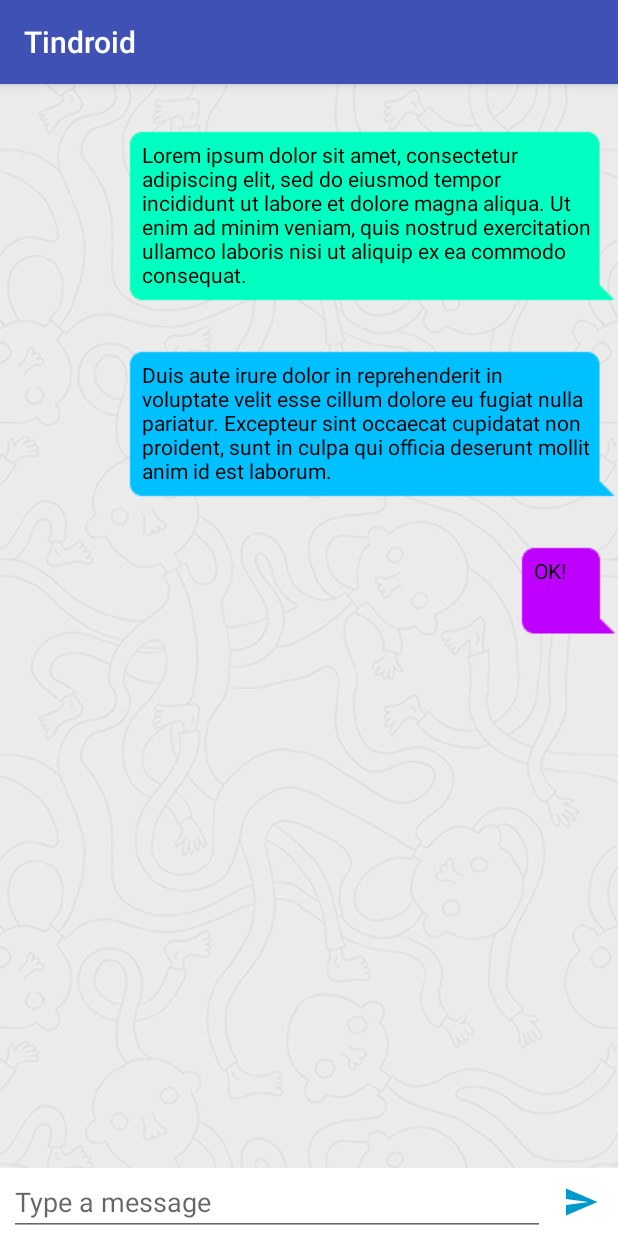
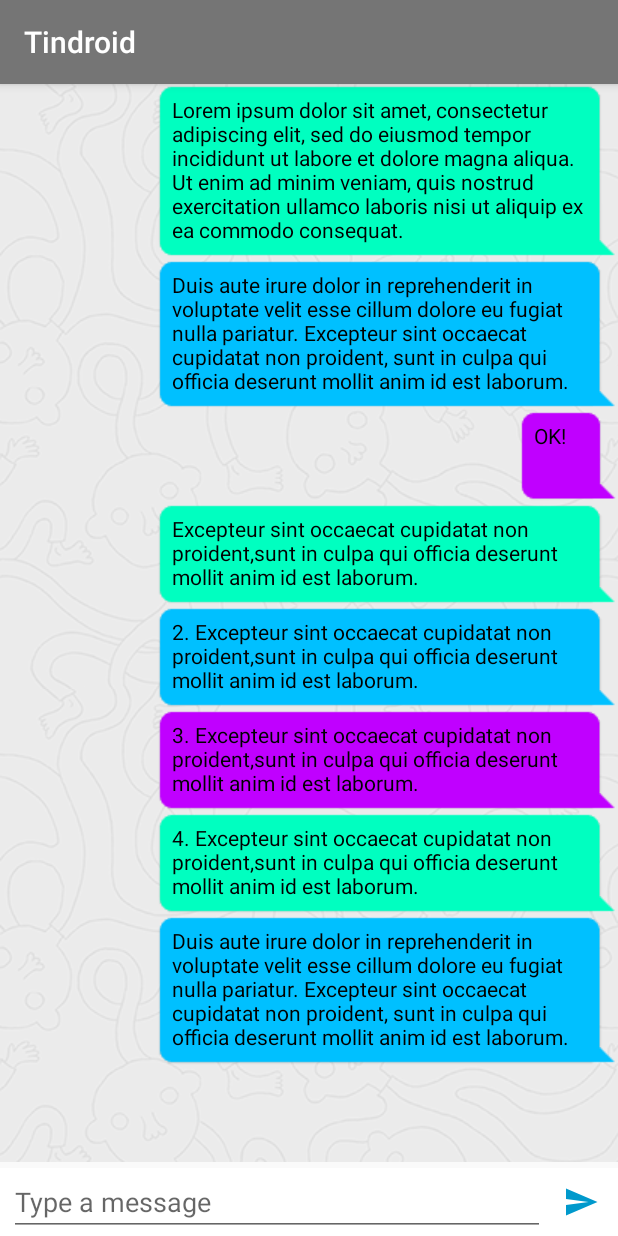
Before and after one commit to mobile215/tindroid-andorid-project, an Android app: the MessageActivity screen opened directly, with no data from a screen before it, on a phone screen of 412 x 824 dp. Run offline under Robolectric (Android 15) with nearby library versions, the phone set to English and light mode, and no system bars.

Commit message:
claning the UI shell

```diff
--- a/app/src/main/java/co/tinode/tindroid/MessageActivity.java
+++ b/app/src/main/java/co/tinode/tindroid/MessageActivity.java
@@ -19,25 +19,5 @@ public class MessageActivity extends AppCompatActivity {
 
         Toolbar toolbar = (Toolbar) findViewById(R.id.toolbar);
         setSupportActionBar(toolbar);
-
-        final ArrayList<Message<String>> dummyMessages = new ArrayList<Message<String>>();
-        Message<String> msg = new Message<String>();
-        msg.content = "Lorem ipsum dolor sit amet, consectetur adipiscing elit, sed do eiusmod tempor " +
-                "incididunt ut labore et dolore magna aliqua. Ut enim ad minim veniam, quis " +
-                "nostrud exercitation ullamco laboris nisi ut aliquip ex ea commodo consequat.";
-        dummyMessages.add(msg);
-
-        msg = new Message<String>();
-        msg.content = "Duis aute irure dolor in reprehenderit in voluptate velit esse cillum dolore " +
-                "eu fugiat nulla pariatur. Excepteur sint occaecat cupidatat non proident, " +
-                "sunt in culpa qui officia deserunt mollit anim id est laborum.";
-        dummyMessages.add(msg);
-
-        msg = new Message<String>();
-        msg.content = "OK!";
-        dummyMessages.add(msg);
-
-        ListView listViewMessages = (ListView) findViewById(R.id.messages_container);
-        listViewMessages.setAdapter(new MessagesListAdapter(this, dummyMessages));
     }
 }
--- /dev/null
+++ b/app/src/main/java/co/tinode/tindroid/MessagesFragment.java
@@ -0,0 +1,78 @@
+package co.tinode.tindroid;
+
+import android.os.Bundle;
+import android.support.v4.app.Fragment;
+import android.view.LayoutInflater;
+import android.view.View;
+import android.view.ViewGroup;
+import android.widget.ListView;
+
+import java.util.ArrayList;
+
+/**
+ * Created by gene on 06/02/16.
+ */
+public class MessagesFragment extends Fragment {
+
+    public MessagesFragment() {
+    }
+
+    @Override
+    public View onCreateView(LayoutInflater inflater, ViewGroup container,
+                             Bundle savedInstanceState) {
+
+        return inflater.inflate(R.layout.fragment_messages, container, false);
+    }
+
+    @Override
+    public void onActivityCreated(Bundle savedInstance) {
+        super.onActivityCreated(savedInstance);
+
+        final ArrayList<Message<String>> dummyMessages = new ArrayList<Message<String>>();
+        Message<String> msg = new Message<String>();
+        msg.content = "Lorem ipsum dolor sit amet, consectetur adipiscing elit, sed do eiusmod tempor " +
+                "incididunt ut labore et dolore magna aliqua. Ut enim ad minim veniam, quis " +
+                "nostrud exercitation ullamco laboris nisi ut aliquip ex ea commodo consequat.";
+        dummyMessages.add(msg);
+
+        msg = new Message<String>();
+        msg.content = "Duis aute irure dolor in reprehenderit in voluptate velit esse cillum dolore " +
+                "eu fugiat nulla pariatur. Excepteur sint occaecat cupidatat non proident, " +
+                "sunt in culpa qui officia deserunt mollit anim id est laborum.";
+        dummyMessages.add(msg);
+
+        msg = new Message<String>();
+        msg.content = "OK!";
+        dummyMessages.add(msg);
+
+        msg = new Message<String>();
+        msg.content = "Excepteur sint occaecat cupidatat non proident," +
+                "sunt in culpa qui officia deserunt mollit anim id est laborum.";
+        dummyMessages.add(msg);
+
+        msg = new Message<String>();
+        msg.content = "2. Excepteur sint occaecat cupidatat non proident," +
+                "sunt in culpa qui officia deserunt mollit anim id est laborum.";
+        dummyMessages.add(msg);
+
+        msg = new Message<String>();
+        msg.content = "3. Excepteur sint occaecat cupidatat non proident," +
+                "sunt in culpa qui officia deserunt mollit anim id est laborum.";
+        dummyMessages.add(msg);
+
+        msg = new Message<String>();
+        msg.content = "4. Excepteur sint occaecat cupidatat non proident," +
+                "sunt in culpa qui officia deserunt mollit anim id est laborum.";
+        dummyMessages.add(msg);
+
+        msg = new Message<String>();
+        msg.content = "Duis aute irure dolor in reprehenderit in voluptate velit esse cillum dolore " +
+                "eu fugiat nulla pariatur. Excepteur sint occaecat cupidatat non proident, " +
+                "sunt in culpa qui officia deserunt mollit anim id est laborum.";
+        dummyMessages.add(msg);
+
+        ListView listViewMessages = (ListView) getActivity()
+                .findViewById(R.id.messages_container);
+        listViewMessages.setAdapter(new MessagesListAdapter(getActivity(), dummyMessages));
+    }
+}
--- a/app/src/main/java/co/tinode/tindroid/MessagesListAdapter.java
+++ b/app/src/main/java/co/tinode/tindroid/MessagesListAdapter.java
@@ -60,13 +60,7 @@ public class MessagesListAdapter extends BaseAdapter {
         int[] colors = {0xff00ffc0, 0xff00c0ff, 0xffc000ff};
         NinePatchDrawable np = (NinePatchDrawable) convertView
                 .findViewById(R.id.contentWithBackground).getBackground();
-        np.mutate().setColorFilter(colors[position], PorterDuff.Mode.MULTIPLY); //(new
-         //       PorterDuffColorFilter(0xffff00, PorterDuff.Mode.MULTIPLY));
-
-        //((ImageView) convertView.findViewById(R.id.online))
-        //       .setColorFilter(c.online ?
-        //                Color.argb(255, 64, 192, 64) :
-        //                Color.argb(255, 192, 192, 192));
+        np.mutate().setColorFilter(colors[position % 3], PorterDuff.Mode.MULTIPLY); //(new
 
         return convertView;
     }
--- a/app/src/main/res/layout/activity_contacts.xml
+++ b/app/src/main/res/layout/activity_contacts.xml
@@ -8,7 +8,7 @@
     android:fitsSystemWindows="true"
     tools:context=".ContactsActivity">
 
-    <android.support.design.widget.AppBarLayout
+    <!--android.support.design.widget.AppBarLayout
         android:layout_width="fill_parent"
         android:layout_height="wrap_content"
         android:theme="@style/AppTheme.AppBarOverlay">
@@ -17,10 +17,11 @@
             android:id="@+id/toolbar"
             android:layout_width="fill_parent"
             android:layout_height="?attr/actionBarSize"
-            android:background="?attr/colorPrimary"
+            android:background="?attr/colorPrimaryDark"
             app:popupTheme="@style/AppTheme.PopupOverlay" />
 
-    </android.support.design.widget.AppBarLayout>
+    </android.support.design.widget.AppBarLayout-->
+    <include layout="@layout/toolbar" />
 
     <fragment xmlns:android="http://schemas.android.com/apk/res/android"
         xmlns:app="http://schemas.android.com/apk/res-auto"
--- a/app/src/main/res/layout/activity_login.xml
+++ b/app/src/main/res/layout/activity_login.xml
@@ -8,7 +8,7 @@
     android:fitsSystemWindows="true"
     tools:context=".LoginActivity">
 
-    <android.support.design.widget.AppBarLayout
+    <!--android.support.design.widget.AppBarLayout
         android:layout_width="fill_parent"
         android:layout_height="wrap_content"
         android:theme="@style/AppTheme.AppBarOverlay">
@@ -17,10 +17,12 @@
             android:id="@+id/toolbar"
             android:layout_width="fill_parent"
             android:layout_height="?attr/actionBarSize"
-            android:background="?attr/colorPrimary"
+            android:background="?attr/colorPrimaryDark"
             app:popupTheme="@style/AppTheme.PopupOverlay" />
 
-    </android.support.design.widget.AppBarLayout>
+    </android.support.design.widget.AppBarLayout-->
+
+    <include layout="@layout/toolbar" />
 
     <fragment xmlns:android="http://schemas.android.com/apk/res/android"
         xmlns:app="http://schemas.android.com/apk/res-auto"
--- a/app/src/main/res/layout/activity_messages.xml
+++ b/app/src/main/res/layout/activity_messages.xml
@@ -1,15 +1,14 @@
 <?xml version="1.0" encoding="utf-8"?>
-<LinearLayout
+<android.support.design.widget.CoordinatorLayout
     xmlns:android="http://schemas.android.com/apk/res/android"
     xmlns:app="http://schemas.android.com/apk/res-auto"
     xmlns:tools="http://schemas.android.com/tools"
     android:layout_width="fill_parent"
     android:layout_height="fill_parent"
-    android:orientation="vertical"
     android:fitsSystemWindows="true"
     tools:context=".MessageActivity">
 
-    <android.support.design.widget.AppBarLayout
+    <!--android.support.design.widget.AppBarLayout
         android:layout_width="match_parent"
         android:layout_height="wrap_content"
         android:theme="@style/AppTheme.AppBarOverlay">
@@ -18,58 +17,20 @@
             android:id="@+id/toolbar"
             android:layout_width="match_parent"
             android:layout_height="?attr/actionBarSize"
-            android:background="?attr/colorPrimary"
+            android:background="?attr/colorPrimaryDark"
             app:popupTheme="@style/AppTheme.PopupOverlay" />
 
-    </android.support.design.widget.AppBarLayout>
+    </android.support.design.widget.AppBarLayout-->
+    <include layout="@layout/toolbar" />
 
-    <RelativeLayout
+    <fragment xmlns:android="http://schemas.android.com/apk/res/android"
+        xmlns:app="http://schemas.android.com/apk/res-auto"
+        xmlns:tools="http://schemas.android.com/tools"
+        android:id="@+id/messages_view"
+        android:name="co.tinode.tindroid.MessagesFragment"
         android:layout_width="fill_parent"
         android:layout_height="fill_parent"
-        android:background="@drawable/message_view_bkg">
+        app:layout_behavior="@string/appbar_scrolling_view_behavior"
+        tools:layout="@layout/fragment_messages" />
 
-        <ListView
-            android:id="@+id/messages_container"
-            android:layout_width="match_parent"
-            android:layout_height="match_parent"
-            android:layout_alignParentLeft="false"
-            android:layout_marginBottom="10dp"
-            android:layout_above="@+id/sendMessagePanel"
-            android:listSelector="@android:color/transparent"
-            android:transcriptMode="alwaysScroll"
-            android:divider="@null" />
-
-        <LinearLayout
-            android:id="@+id/sendMessagePanel"
-            android:layout_width="match_parent"
-            android:layout_height="wrap_content"
-            android:layout_alignParentBottom="true"
-            android:layout_alignParentLeft="true"
-            android:layout_alignParentStart="true"
-            android:paddingLeft="6sp"
-            android:orientation="horizontal"
-            android:background="@android:color/background_light">
-
-            <EditText
-                android:layout_width="111dp"
-                android:layout_height="wrap_content"
-                android:id="@+id/editMessage"
-                android:inputType="text"
-                android:hint="@string/new_message_hint"
-                android:layout_weight="1" />
-
-            <ImageButton
-                android:id="@+id/chatSendButton"
-                android:layout_width="wrap_content"
-                android:layout_height="match_parent"
-                android:src="@drawable/ic_send"
-                android:contentDescription="@string/send_message_button_hint"
-                android:background="#00ffffff"
-                android:tint="@android:color/holo_blue_dark"
-                android:layout_weight="0.1" />
-
-        </LinearLayout>
-
-    </RelativeLayout>
-
-</LinearLayout>
+</android.support.design.widget.CoordinatorLayout>
--- a/app/src/main/res/layout/fragment_contacts.xml
+++ b/app/src/main/res/layout/fragment_contacts.xml
@@ -1,7 +1,8 @@
-<android.support.design.widget.CoordinatorLayout xmlns:android="http://schemas.android.com/apk/res/android"
+<android.support.design.widget.CoordinatorLayout
+    xmlns:android="http://schemas.android.com/apk/res/android"
     xmlns:tools="http://schemas.android.com/tools"
-    android:layout_width="match_parent"
-    android:layout_height="match_parent"
+    android:layout_width="fill_parent"
+    android:layout_height="fill_parent"
     android:paddingBottom="@dimen/activity_vertical_margin"
     android:paddingLeft="@dimen/activity_horizontal_margin"
     android:paddingRight="@dimen/activity_horizontal_margin"
@@ -9,10 +10,9 @@
     tools:context="co.tinode.tindroid.ContactsFragment"
     tools:showIn="@layout/activity_contacts">
 
-
     <ListView
         android:layout_width="fill_parent"
-        android:layout_height="wrap_content"
+        android:layout_height="match_parent"
         android:id="@+id/contactsView"
         android:layout_centerVertical="true"
         android:layout_alignParentLeft="true"
@@ -25,6 +25,7 @@
         android:layout_gravity="bottom|end"
         android:layout_margin="@dimen/fab_margin"
         android:tint="@android:color/white"
+        android:elevation="5dp"
         android:src="@drawable/ic_add" />
 
 </android.support.design.widget.CoordinatorLayout>
--- a/app/src/main/res/layout/fragment_login.xml
+++ b/app/src/main/res/layout/fragment_login.xml
@@ -1,4 +1,5 @@
-<RelativeLayout xmlns:android="http://schemas.android.com/apk/res/android"
+<RelativeLayout
+    xmlns:android="http://schemas.android.com/apk/res/android"
     xmlns:tools="http://schemas.android.com/tools"
     android:layout_width="match_parent"
     android:layout_height="match_parent"
@@ -8,7 +9,6 @@
     android:paddingTop="@dimen/activity_vertical_margin"
     tools:context="co.tinode.tindroid.LoginFragment"
     tools:showIn="@layout/activity_login">
-
 
     <ImageView
         android:layout_width="match_parent"
--- /dev/null
+++ b/app/src/main/res/layout/fragment_messages.xml
@@ -0,0 +1,55 @@
+<RelativeLayout
+    xmlns:android="http://schemas.android.com/apk/res/android"
+    xmlns:tools="http://schemas.android.com/tools"
+    android:layout_width="fill_parent"
+    android:layout_height="fill_parent"
+    tools:context="co.tinode.tindroid.MessagesFragment"
+    tools:showIn="@layout/activity_messages">
+
+    <ListView
+        android:id="@+id/messages_container"
+        android:layout_alignParentTop="true"
+        android:layout_alignParentLeft="true"
+        android:layout_alignParentStart="true"
+        android:layout_above="@+id/sendMessagePanel"
+        android:layout_width="match_parent"
+        android:layout_height="wrap_content"
+        android:listSelector="@android:color/transparent"
+        android:background="@drawable/message_view_bkg"
+        android:transcriptMode="alwaysScroll"
+        android:divider="@null" />
+
+    <LinearLayout
+        android:id="@+id/sendMessagePanel"
+        android:layout_alignParentBottom="true"
+        android:layout_alignParentLeft="true"
+        android:layout_alignParentStart="true"
+        android:layout_width="match_parent"
+        android:layout_height="wrap_content"
+        android:layout_marginTop="4dp"
+        android:paddingLeft="6sp"
+        android:paddingStart="6sp"
+        android:orientation="horizontal"
+        android:background="@android:color/background_light">
+
+        <EditText
+            android:layout_width="111dp"
+            android:layout_height="wrap_content"
+            android:id="@+id/editMessage"
+            android:inputType="text"
+            android:hint="@string/new_message_hint"
+            android:layout_weight="1" />
+
+        <ImageButton
+            android:id="@+id/chatSendButton"
+            android:layout_width="wrap_content"
+            android:layout_height="match_parent"
+            android:src="@drawable/ic_send"
+            android:contentDescription="@string/send_message_button_hint"
+            android:tint="@android:color/holo_blue_dark"
+            android:layout_weight="0.1"
+            android:background="@android:color/background_light" />
+
+    </LinearLayout>
+
+</RelativeLayout>
--- a/app/src/main/res/layout/message.xml
+++ b/app/src/main/res/layout/message.xml
@@ -11,13 +11,13 @@
         android:layout_alignParentRight="true"
         android:orientation="vertical">
 
-        <TextView
+        <!--TextView
             android:id="@+id/txtInfo"
             android:layout_width="wrap_content"
             android:layout_height="30sp"
             android:layout_gravity="end"
             android:textSize="12sp"
-            android:textColor="@android:color/darker_gray"/>
+            android:textColor="@android:color/darker_gray"/-->
 
         <LinearLayout
             android:id="@+id/contentWithBackground"
@@ -28,13 +28,14 @@
             android:paddingStart="10dp"
             android:paddingLeft="10dp"
             android:paddingBottom="10dp"
+            android:elevation="1dp"
             android:orientation="vertical">
 
             <TextView android:id="@+id/messageText"
                 android:layout_width="wrap_content"
                 android:layout_height="wrap_content"
                 android:textColor="@android:color/black"
-                android:maxWidth="300dp"/>
+                android:maxWidth="280dp"/>
 
         </LinearLayout>
 
--- /dev/null
+++ b/app/src/main/res/layout/toolbar.xml
@@ -0,0 +1,15 @@
+<android.support.design.widget.AppBarLayout
+    xmlns:android="http://schemas.android.com/apk/res/android"
+    xmlns:app="http://schemas.android.com/apk/res-auto"
+    android:layout_width="match_parent"
+    android:layout_height="wrap_content"
+    android:theme="@style/AppTheme.AppBarOverlay">
+
+    <android.support.v7.widget.Toolbar
+        android:id="@+id/toolbar"
+        android:layout_width="match_parent"
+        android:layout_height="?attr/actionBarSize"
+        android:background="?attr/colorPrimaryDark"
+        app:popupTheme="@style/AppTheme.PopupOverlay" />
+
+</android.support.design.widget.AppBarLayout>
--- a/app/src/main/res/values-v21/styles.xml
+++ b/app/src/main/res/values-v21/styles.xml
@@ -1,9 +1,24 @@
-<resources>>
-
+<resources>
     <style name="AppTheme.NoActionBar">
         <item name="windowActionBar">false</item>
         <item name="windowNoTitle">true</item>
         <item name="android:windowDrawsSystemBarBackgrounds">true</item>
         <item name="android:statusBarColor">@android:color/transparent</item>
     </style>
+
+    <style name="AppTheme" parent="Theme.AppCompat.Light.NoActionBar">
+        <item name="android:windowNoTitle">true</item>
+        <item name="windowActionBar">false</item>
+        <item name="android:textColorPrimary">@android:color/primary_text_light</item>
+        <item name="android:colorBackground">@color/background_material_light</item>
+        <item name="android:colorForeground">@color/foreground_material_light</item>
+        <item name="colorPrimary">@color/primary_material_light</item>
+        <item name="colorPrimaryDark">@color/primary_dark_material_light</item>
+        <item name="android:textColorPrimaryInverse">@android:color/primary_text_light
+        </item>
+        <item name="android:textColorSecondaryInverse">
+            @android:color/secondary_text_light
+        </item>
+        <item name="android:statusBarColor">?android:attr/colorPrimaryDark</item>
+    </style>
 </resources>
--- a/app/src/main/res/values/styles.xml
+++ b/app/src/main/res/values/styles.xml
@@ -1,16 +1,25 @@
 <resources>
 
     <!-- Base application theme. -->
-    <style name="AppTheme" parent="Theme.AppCompat.Light.DarkActionBar">
-        <!-- Customize your theme here. -->
+    <style name="AppTheme" parent="Theme.AppCompat.Light.NoActionBar">
+        <item name="android:windowNoTitle">true</item>
+        <item name="windowActionBar">false</item>
+        <item name="android:textColorPrimary">@android:color/primary_text_light</item>
+        <item name="android:colorBackground">@color/background_material_light</item>
+        <item name="android:colorForeground">@color/foreground_material_light</item>
+        <item name="colorPrimary">@color/colorPrimary</item>
+        <item name="colorPrimaryDark">@color/colorPrimaryDark</item>
+        <item name="android:textColorPrimaryInverse">@android:color/primary_text_light
+        </item>
+        <item name="android:textColorSecondaryInverse">
+            @android:color/secondary_text_light
+        </item>
+    </style>
+
+    <style name="AppTheme.NoActionBar">
         <item name="colorPrimary">@color/colorPrimary</item>
         <item name="colorPrimaryDark">@color/colorPrimaryDark</item>
         <item name="colorAccent">@color/colorAccent</item>
-    </style>
-
-    <style name="AppTheme.NoActionBar">
-        <item name="windowActionBar">false</item>
-        <item name="windowNoTitle">true</item>
     </style>
 
     <style name="AppTheme.AppBarOverlay" parent="ThemeOverlay.AppCompat.Dark.ActionBar" />
```
Also changed, not shown: 2 other files.
